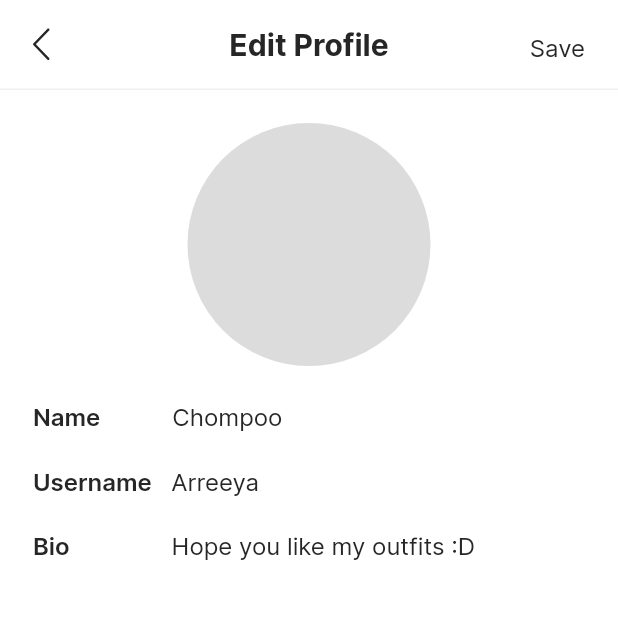
After one commit to chxmpxx/chom-tu-app, a Flutter app: the ProfileEditScreen screen opened by its route, on a phone screen of 412 x 824 dp, the top half of it. The commit adds this screen. Run offline on Flutter 3.47's test engine with Material 2 defaults, Android fonts, the light colour scheme and no system bars; our stand-ins replace camera, flutter_svg, image_cropper, image_picker, page_transition, sliding_up_panel; missing offline and left inert: matrix_gesture_detector.

Commit message:
add profile_edit and profile_change_password page

```diff
--- a/lib/configs/routes/routes.dart
+++ b/lib/configs/routes/routes.dart
@@ -3,6 +3,8 @@ import 'package:chom_tu/outfit/screens/outfit_create_screen.dart';
 import 'package:chom_tu/outfit/screens/outfit_favorite_screen.dart';
 import 'package:chom_tu/outfit/screens/outfit_info_screen.dart';
 import 'package:chom_tu/outfit/screens/outfit_screen.dart';
+import 'package:chom_tu/profile/screens/profile_change_password_screen.dart';
+import 'package:chom_tu/profile/screens/profile_edit_screen.dart';
 import 'package:chom_tu/profile/screens/profile_screen.dart';
 import 'package:chom_tu/social/screens/social_screen.dart';
 import 'package:chom_tu/wardrobe/screens/wardrobe_camera_edit_screen.dart';
@@ -31,7 +33,10 @@ const routeOutfitCreate = '/outfit_create';
 const routeOutfitFavorite = '/outfit_favorite';
 
 const routeSocial = '/social';
+
 const routeProfile = '/profile';
+const routeProfileEdit = '/profile_edit';
+const routeProfileChangePassword = '/profile_change_password';
 
 class Routes {
   static Route<dynamic> generateRoute(RouteSettings settings) {
@@ -95,9 +100,20 @@ class Routes {
           child: SocialScreen(),
           type: PageTransitionType.rightToLeft
         );
+
       case routeProfile:
         return PageTransition(
           child: ProfileScreen(),
+          type: PageTransitionType.rightToLeft
+        );
+      case routeProfileEdit:
+        return PageTransition(
+          child: ProfileEditScreen(),
+          type: PageTransitionType.rightToLeft
+        );
+      case routeProfileChangePassword:
+        return PageTransition(
+          child: ProfileChangePasswordScreen(),
           type: PageTransitionType.rightToLeft
         );
 
--- /dev/null
+++ b/lib/profile/screens/profile_edit_screen.dart
@@ -0,0 +1,90 @@
+import 'package:chom_tu/configs/themes/colors.dart';
+import 'package:flutter/material.dart';
+import 'package:flutter_svg/flutter_svg.dart';
+
+class ProfileEditScreen extends StatelessWidget {
+  const ProfileEditScreen({Key? key}) : super(key: key);
+
+  @override
+  Widget build(BuildContext context) {
+    return Scaffold(
+      backgroundColor: kColorsWhite,
+      appBar: AppBar(
+        shape: Border(
+          bottom: BorderSide(
+            color: kColorsLightGrey,
+            width: kAppbarBorderWidth
+          )
+        ),
+        elevation: 0,
+        toolbarHeight: 60,
+        centerTitle: true,
+        title: Text('Edit Profile', style: Theme.of(context).textTheme.subtitle1),
+        iconTheme: Theme.of(context).iconTheme,
+        backgroundColor: kColorsWhite,
+        leading: IconButton(
+          icon: SvgPicture.asset('assets/o3_back_1.svg', color: kColorsBlack),
+          onPressed: (){
+            Navigator.pop(context);
+          },
+        ),
+        actions: [
+          Padding(
+            padding: const EdgeInsets.only(right: 22, top: 22),
+            child: InkWell(
+              onTap: (){
+                Navigator.pop(context);
+              },
+              child: Text('Save', style: Theme.of(context).textTheme.headline5)
+            ),
+          ),
+        ],
+      ),
+      body: Column(
+        children: [
+          SizedBox(height: 22),
+          Container(
+            width: (MediaQuery.of(context).size.width / 2) - 44,
+            height: (MediaQuery.of(context).size.width / 2) - 44,
+            decoration: BoxDecoration(
+              color: kColorsGrey,
+              borderRadius: BorderRadius.all(Radius.circular((MediaQuery.of(context).size.width / 2) - 44)),
+            ),
+          ),
+          Padding(
+            padding: const EdgeInsets.symmetric(horizontal: 22),
+            child: Column(
+              mainAxisAlignment: MainAxisAlignment.start,
+              children: [
+                SizedBox(height: 24),
+                Row(
+                  children: [
+                    Text('Name', style: Theme.of(context).textTheme.headline2),
+                    SizedBox(width: 48),
+                    Text('Chompoo', style: Theme.of(context).textTheme.headline5),
+                  ],
+                ),
+                SizedBox(height: 24),
+                Row(
+                  children: [
+                    Text('Username', style: Theme.of(context).textTheme.headline2),
+                    SizedBox(width: 13),
+                    Text('Arreeya', style: Theme.of(context).textTheme.headline5),
+                  ],
+                ),
+                SizedBox(height: 24),
+                Row(
+                  children: [
+                    Text('Bio', style: Theme.of(context).textTheme.headline2),
+                    SizedBox(width: 68),
+                    Text('Hope you like my outfits :D', style: Theme.of(context).textTheme.headline5),
+                  ],
+                )
+              ],
+            ),
+          ),
+        ],
+      ),
+    );
+  }
+}
--- a/lib/profile/screens/profile_screen.dart
+++ b/lib/profile/screens/profile_screen.dart
@@ -27,7 +27,9 @@ class ProfileScreen extends StatelessWidget {
             icon: SvgPicture.asset('assets/a1_add_1.svg', color: kColorsBlack)
           ),
           IconButton(
-            onPressed: (){},
+            onPressed: (){
+              Navigator.pushNamed(context, '/profile_change_password');
+            },
             icon: SvgPicture.asset('assets/a5_setting_1.svg', color: kColorsBlack)
           )
         ],
@@ -45,7 +47,7 @@ class ProfileScreen extends StatelessWidget {
                       height: (MediaQuery.of(context).size.width / 2) - 44,
                       decoration: BoxDecoration(
                         color: kColorsGrey,
-                        borderRadius: BorderRadius.all(Radius.circular(130)),
+                        borderRadius: BorderRadius.all(Radius.circular((MediaQuery.of(context).size.width / 2) - 44)),
                       ),
                     ),
                     SizedBox(width: 22),
```
Also changed, not shown: lib/profile/screens/profile_change_password_screen.dart (added, +58 -0 lines).
